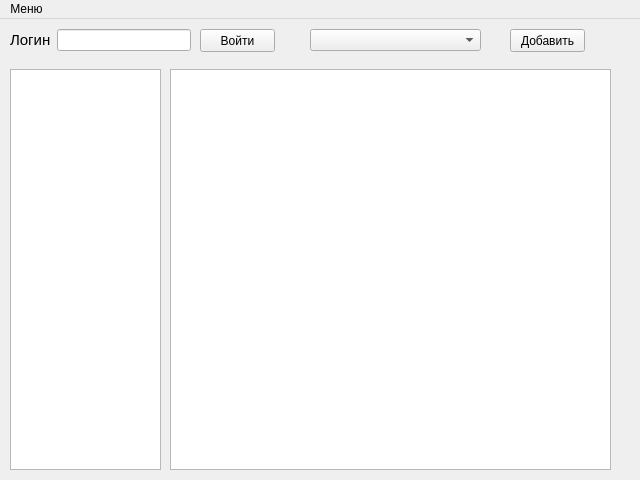
Old version of the form mygui/main.ui in the repository vanobl/homework.
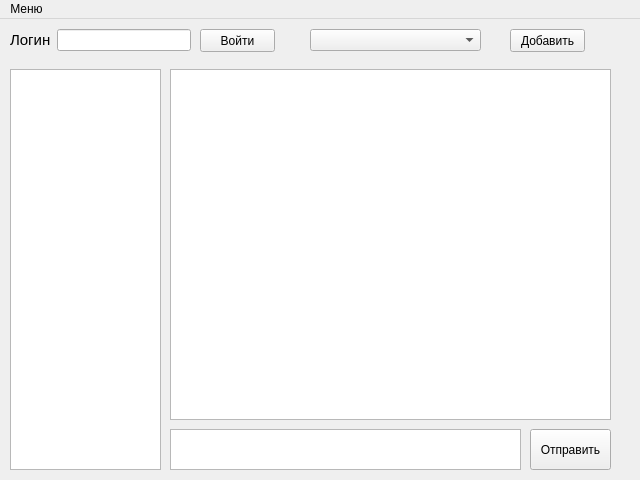
New version of the form.

Diff of the .ui file:
```diff
--- a/mygui/main.ui
+++ b/mygui/main.ui
@@ -30,7 +30,7 @@
       <x>170</x>
       <y>50</y>
       <width>441</width>
-      <height>401</height>
+      <height>351</height>
      </rect>
     </property>
    </widget>
@@ -97,6 +97,29 @@
      </rect>
     </property>
    </widget>
+   <widget class="QTextEdit" name="text_input">
+    <property name="geometry">
+     <rect>
+      <x>170</x>
+      <y>410</y>
+      <width>351</width>
+      <height>41</height>
+     </rect>
+    </property>
+   </widget>
+   <widget class="QPushButton" name="btn_send">
+    <property name="geometry">
+     <rect>
+      <x>530</x>
+      <y>410</y>
+      <width>81</width>
+      <height>41</height>
+     </rect>
+    </property>
+    <property name="text">
+     <string>Отправить</string>
+    </property>
+   </widget>
   </widget>
   <widget class="QMenuBar" name="menubar">
    <property name="geometry">
```
Left out of the diff: 14 changed lines with no effect on the pictures.
